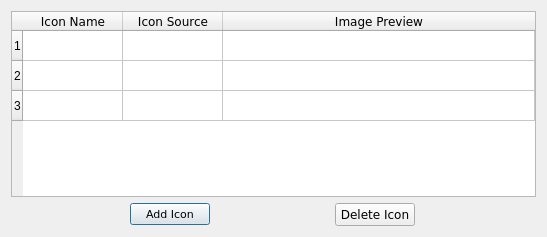
The window that ui/icon_config.ui (CS4311-spring-2020/pick-tool-team14-keikaku) describes before a commit, drawn with Qt 5.
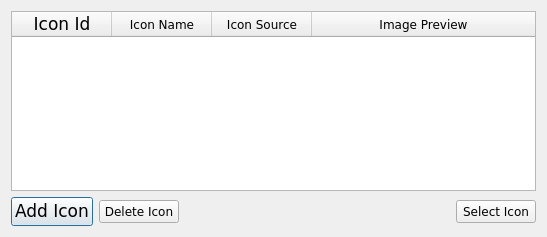
The same window after the commit.

Commit message: changes to .ui files for icon selection

Patch:
```diff
--- a/ui/icon_config.ui
+++ b/ui/icon_config.ui
@@ -16,27 +16,32 @@
   <layout class="QVBoxLayout" name="verticalLayout">
    <item>
     <widget class="QTableWidget" name="iconTable">
+     <property name="autoFillBackground">
+      <bool>false</bool>
+     </property>
+     <property name="selectionMode">
+      <enum>QAbstractItemView::SingleSelection</enum>
+     </property>
+     <property name="selectionBehavior">
+      <enum>QAbstractItemView::SelectRows</enum>
+     </property>
      <attribute name="horizontalHeaderShowSortIndicator" stdset="0">
       <bool>true</bool>
      </attribute>
      <attribute name="horizontalHeaderStretchLastSection">
       <bool>true</bool>
      </attribute>
-     <row>
+     <column>
       <property name="text">
-       <string>1</string>
+       <string>Icon Id</string>
       </property>
-     </row>
-     <row>
-      <property name="text">
-       <string>2</string>
+      <property name="font">
+       <font>
+        <family>Verdana</family>
+        <pointsize>13</pointsize>
+       </font>
       </property>
-     </row>
-     <row>
-      <property name="text">
-       <string>3</string>
-      </property>
-     </row>
+     </column>
      <column>
       <property name="text">
        <string>Icon Name</string>
@@ -94,7 +99,7 @@
        <property name="font">
         <font>
          <family>Verdana</family>
-         <pointsize>8</pointsize>
+         <pointsize>13</pointsize>
         </font>
        </property>
        <property name="layoutDirection">
@@ -135,6 +140,31 @@
        </property>
       </widget>
      </item>
+     <item>
+      <spacer name="horizontalSpacer">
+       <property name="orientation">
+        <enum>Qt::Horizontal</enum>
+       </property>
+       <property name="sizeHint" stdset="0">
+        <size>
+         <width>40</width>
+         <height>20</height>
+        </size>
+       </property>
+      </spacer>
+     </item>
+     <item>
+      <widget class="QPushButton" name="selectIconButton">
+       <property name="font">
+        <font>
+         <family>Verdana</family>
+        </font>
+       </property>
+       <property name="text">
+        <string>Select Icon</string>
+       </property>
+      </widget>
+     </item>
     </layout>
    </item>
   </layout>
```
Left out of the diff: 2 changed lines with no effect on the pictures. The commit also changes 1 other file.
